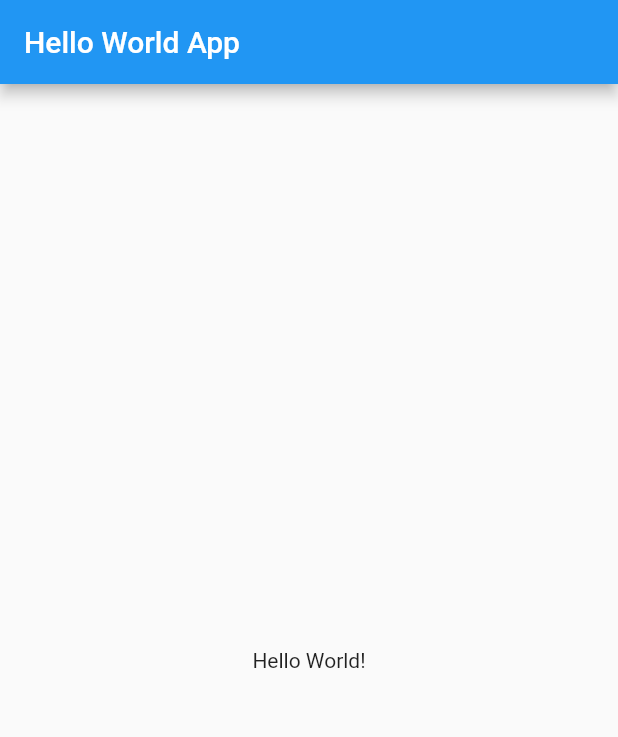
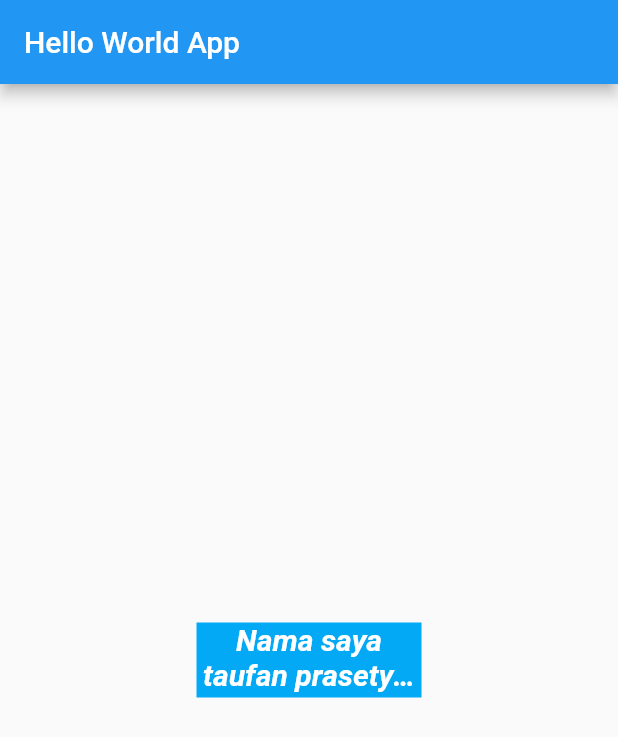
Before and after one commit to taufanbasri/flutter_basic, a Flutter app: the screen it shows after launch, on a phone screen of 412 x 824 dp. Shown: the top 737 px of the screen. Run offline on Flutter 3.47's test engine with Material 2 defaults, Android fonts, the phone set to English and light mode, and no system bars.

Commit message:
Text Widget

```diff
--- a/lib/main.dart
+++ b/lib/main.dart
@@ -14,7 +14,22 @@ class MyApp extends StatelessWidget {
         appBar: AppBar(
           title: Text("Hello World App"),
         ),
-        body: Center(child: Text("Hello World!")),
+        body: Center(
+            child: Container(
+                color: Colors.lightBlue,
+                width: 150,
+                height: 50,
+                child: Text(
+                  "Nama saya taufan prasetyo, saya seorang fullstack developer",
+                  textAlign: TextAlign.center,
+                  maxLines: 2,
+                  overflow: TextOverflow.ellipsis,
+                  style: TextStyle(
+                      color: Colors.white,
+                      fontStyle: FontStyle.italic,
+                      fontWeight: FontWeight.bold,
+                      fontSize: 20),
+                ))),
       ),
     );
   }
```
